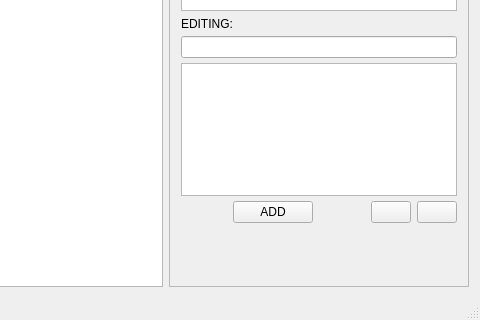
Old version of the form editor.ui in the repository pureooze/tle; both pictures show x 461 to 941 and y 337 to 657 of the 941 by 657 pixel window.
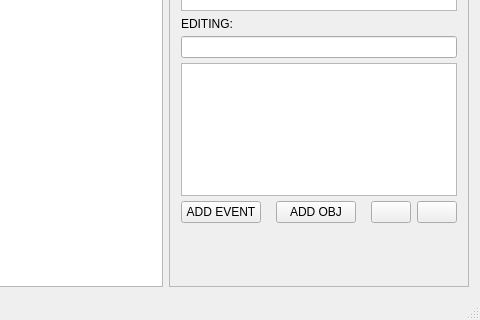
New version of the form. Icons and pictures are not drawn.

What changed in the file:
```diff
--- a/editor.ui
+++ b/editor.ui
@@ -151,6 +151,13 @@
             </item>
             <item>
              <layout class="QHBoxLayout" name="horizontalLayout">
+              <item>
+               <widget class="QPushButton" name="addEvent">
+                <property name="text">
+                 <string>ADD EVENT</string>
+                </property>
+               </widget>
+              </item>
               <item>
                <spacer name="horizontalSpacer_2">
                 <property name="orientation">
@@ -167,7 +174,7 @@
               <item>
                <widget class="QPushButton" name="pushButton">
                 <property name="text">
-                 <string>ADD</string>
+                 <string>ADD OBJ</string>
                 </property>
                </widget>
               </item>
```
Left out of the diff: 2 changed lines with no effect on the pictures.
